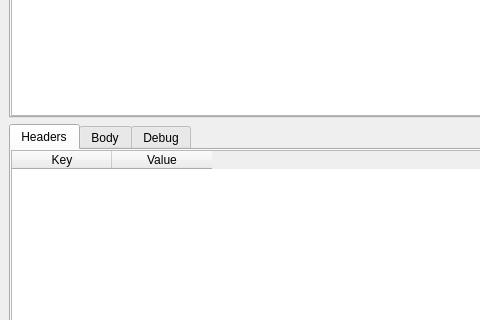
Qt form mainwindow.ui (jesusha123/comet) before a commit; both pictures show x 0 to 480 and y 182 to 502 of the 800 by 600 pixel window.
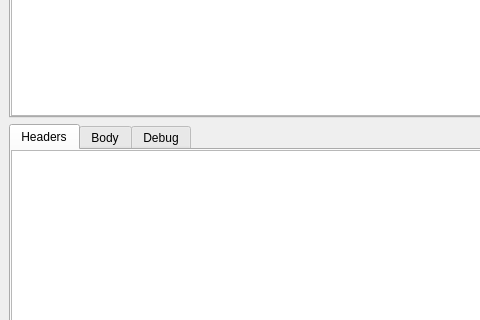
The same form after that commit. Custom widgets are drawn as their Qt base class.

What changed in the file:
```diff
--- a/mainwindow.ui
+++ b/mainwindow.ui
@@ -66,26 +66,10 @@
       <property name="currentIndex">
        <number>0</number>
       </property>
-      <widget class="QTableWidget" name="responseHeadersTableWidget">
-       <property name="editTriggers">
-        <set>QAbstractItemView::NoEditTriggers</set>
-       </property>
-       <property name="columnCount">
-        <number>2</number>
-       </property>
+      <widget class="PropertyTableWidget" name="responseHeadersTableWidget">
        <attribute name="title">
         <string>Headers</string>
        </attribute>
-       <column>
-        <property name="text">
-         <string>Key</string>
-        </property>
-       </column>
-       <column>
-        <property name="text">
-         <string>Value</string>
-        </property>
-       </column>
       </widget>
       <widget class="QPlainTextEdit" name="responseBodyPlainTextEdit">
        <property name="readOnly">
```
